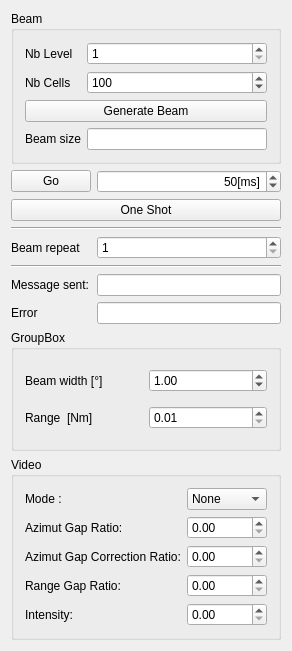
Qt form ObelixGeneratorApp/MainWindow.ui (chootair/RadarObelix) before a commit.
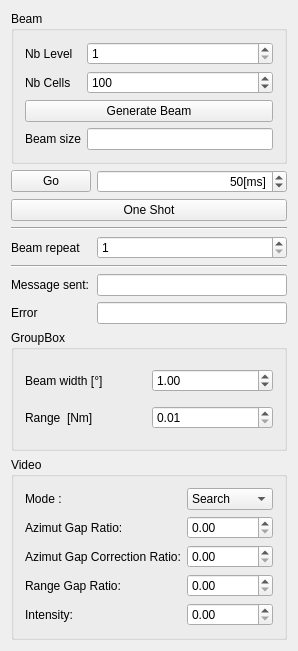
The same form after that commit.

Patch:
```diff
--- a/ObelixGeneratorApp/MainWindow.ui
+++ b/ObelixGeneratorApp/MainWindow.ui
@@ -6,7 +6,7 @@
    <rect>
     <x>0</x>
     <y>0</y>
-    <width>292</width>
+    <width>298</width>
     <height>651</height>
    </rect>
   </property>
@@ -210,12 +210,7 @@
         <widget class="QComboBox" name="cbxVideoMode">
          <item>
           <property name="text">
-           <string>None</string>
-          </property>
-         </item>
-         <item>
-          <property name="text">
-           <string>Tracking</string>
+           <string>Search</string>
           </property>
          </item>
          <item>
```
Left out of the diff: 2 changed lines with no effect on the pictures.
